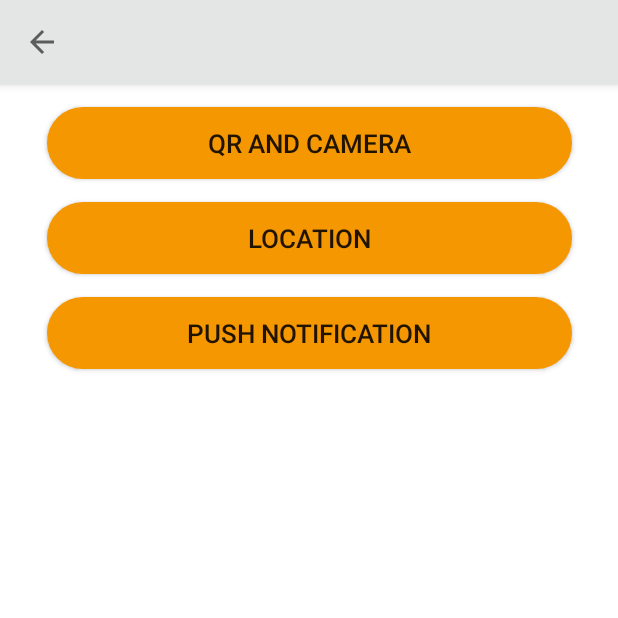
After one commit to nirav131196/LearningApp4, an Android app: the Welcome_Main screen opened directly, with no data from a screen before it, on a phone screen of 412 x 824 dp, the top half of it. The commit adds this screen. Run offline under Robolectric (Android 15) with nearby library versions, the phone set to English and light mode, and no system bars.

Commit message:
COMMIT ON 8/3/2023 4:28 PM

```diff
--- a/LoginApp/app/src/main/java/com/example/loginapp/LoginActivity.java
+++ b/LoginApp/app/src/main/java/com/example/loginapp/LoginActivity.java
@@ -301,7 +301,7 @@ public class LoginActivity extends BaseActivity implements  AuthenticationListen
                     @Override
                     public void onSuccess(LoginResult loginResult) {
                         // App code
-                        startActivity(new Intent(LoginActivity.this,WelcomeActivity.class));
+                        startActivity(new Intent(LoginActivity.this,Welcome_Main.class));
 
                         showToast("Log In Successfully");
                     }
@@ -360,7 +360,7 @@ public class LoginActivity extends BaseActivity implements  AuthenticationListen
                             edtEmail.setText("");
                             edtPassword.setText("");
 
-                            Intent i = new Intent(LoginActivity.this,WelcomeActivity.class);
+                            Intent i = new Intent(LoginActivity.this,Welcome_Main.class);
                             startActivity(i);
                             finish();
 
@@ -485,7 +485,7 @@ public class LoginActivity extends BaseActivity implements  AuthenticationListen
                 String personGivenName = acct.getGivenName();
                 showToast("Welcome "+personGivenName);
             }
-            startActivity(new Intent(LoginActivity.this,WelcomeActivity.class));
+            startActivity(new Intent(LoginActivity.this,Welcome_Main.class));
 
             // Signed in successfully, show authenticated UI.
 
--- /dev/null
+++ b/LoginApp/app/src/main/java/com/example/loginapp/Welcome_Main.java
@@ -0,0 +1,67 @@
+package com.example.loginapp;
+
+import androidx.appcompat.app.AppCompatActivity;
+
+import android.content.Intent;
+import android.os.Bundle;
+import android.view.View;
+import android.widget.Button;
+
+public class Welcome_Main extends AppCompatActivity {
+
+    Button btnCamara,btnLocation,btnNotification;
+
+    @Override
+    protected void onCreate(Bundle savedInstanceState) {
+        super.onCreate(savedInstanceState);
+        setContentView(R.layout.activity_welcome_main);
+
+        initView();
+        clickCamaraButton();
+        clickLocationButton();
+        clickNotificationButton();
+    }
+
+    private void clickNotificationButton() {
+        btnNotification.setOnClickListener(new View.OnClickListener() {
+            @Override
+            public void onClick(View v) {
+                Intent i =new Intent(Welcome_Main.this,PushNotoficationActivity.class);
+                startActivity(i);
+                finish();
+            }
+        });
+    }
+    private void clickLocationButton() {
+        btnLocation.setOnClickListener(new View.OnClickListener() {
+            @Override
+            public void onClick(View v) {
+                Intent i =new Intent(Welcome_Main.this,QRScanner_Activity.class);
+                startActivity(i);
+                finish();
+            }
+        });
+    }
+    @Override
+    public void onBackPressed() {
+        super.onBackPressed();
+        finish();
+    }
+    private void clickCamaraButton() {
+
+        btnCamara.setOnClickListener(new View.OnClickListener() {
+            @Override
+            public void onClick(View v) {
+                Intent i =new Intent(Welcome_Main.this,WelcomeActivity.class);
+                startActivity(i);
+                finish();
+            }
+        });
+    }
+
+    private void initView() {
+        btnCamara = findViewById(R.id.QR_AND_CAMERA);
+        btnLocation = findViewById(R.id.LOCATION);
+        btnNotification =findViewById(R.id.PUSH_NOTIFICATION);
+    }
+}
--- /dev/null
+++ b/LoginApp/app/src/main/res/layout/activity_welcome_main.xml
@@ -0,0 +1,63 @@
+<?xml version="1.0" encoding="utf-8"?>
+<androidx.constraintlayout.widget.ConstraintLayout xmlns:android="http://schemas.android.com/apk/res/android"
+    xmlns:app="http://schemas.android.com/apk/res-auto"
+    xmlns:tools="http://schemas.android.com/tools"
+    android:layout_width="match_parent"
+    android:layout_height="match_parent"
+    tools:context=".Welcome_Main">
+
+    <com.google.android.material.appbar.AppBarLayout
+        android:id="@+id/appbarlayout4"
+        android:layout_width="0dp"
+        android:layout_height="wrap_content"
+        app:layout_constraintTop_toTopOf="parent"
+        app:layout_constraintLeft_toLeftOf="parent"
+        app:layout_constraintRight_toRightOf="parent">
+
+        <androidx.appcompat.widget.Toolbar
+            android:id="@+id/toolbar2"
+            android:layout_width="match_parent"
+            android:layout_height="wrap_content"
+            app:navigationIcon="?attr/homeAsUpIndicator"
+            android:background="#e3e6e4">
+        </androidx.appcompat.widget.Toolbar>
+
+    </com.google.android.material.appbar.AppBarLayout>
+
+    <androidx.appcompat.widget.AppCompatButton
+        android:id="@+id/QR_AND_CAMERA"
+        android:layout_width="350dp"
+        android:layout_margin="15dp"
+        android:background="@drawable/editext_design3"
+        android:text="@string/qr_and_camera"
+        android:textSize="17dp"
+        android:layout_height="wrap_content"
+        app:layout_constraintLeft_toLeftOf="parent"
+        app:layout_constraintRight_toRightOf="parent"
+        app:layout_constraintTop_toBottomOf="@+id/appbarlayout4" />
+
+    <androidx.appcompat.widget.AppCompatButton
+        android:id="@+id/LOCATION"
+        android:layout_width="350dp"
+        android:layout_margin="15dp"
+        android:background="@drawable/editext_design3"
+        android:text="@string/location"
+        android:textSize="17dp"
+        android:layout_height="wrap_content"
+        app:layout_constraintLeft_toLeftOf="parent"
+        app:layout_constraintRight_toRightOf="parent"
+        app:layout_constraintTop_toBottomOf="@+id/QR_AND_CAMERA" />
+
+    <androidx.appcompat.widget.AppCompatButton
+        android:id="@+id/PUSH_NOTIFICATION"
+        android:layout_width="350dp"
+        android:layout_margin="15dp"
+        android:background="@drawable/editext_design3"
+        android:text="@string/push_notification"
+        android:textSize="17dp"
+        android:layout_height="wrap_content"
+        app:layout_constraintLeft_toLeftOf="parent"
+        app:layout_constraintRight_toRightOf="parent"
+        app:layout_constraintTop_toBottomOf="@+id/LOCATION" />
+
+</androidx.constraintlayout.widget.ConstraintLayout>
--- a/LoginApp/app/src/main/res/values/strings.xml
+++ b/LoginApp/app/src/main/res/values/strings.xml
@@ -43,4 +43,7 @@
     <string name="qr_scanner">QR SCANNER</string>
     <string name="camera">CAMERA</string>
     <string name="save">SAVE</string>
+    <string name="qr_and_camera">QR AND CAMERA</string>
+    <string name="location">LOCATION</string>
+    <string name="push_notification">PUSH NOTIFICATION</string>
 </resources>
```
Also changed, not shown: LoginApp/app/src/main/AndroidManifest.xml (+16 -18 lines), LoginApp/app/src/main/java/com/example/loginapp/PushNotoficationActivity.java (+8 -0 lines), LoginApp/app/src/main/java/com/example/loginapp/QRScanner_Activity.java (+8 -0 lines), LoginApp/app/src/main/java/com/example/loginapp/WelcomeActivity.java (+10 -0 lines), 1 other file.
